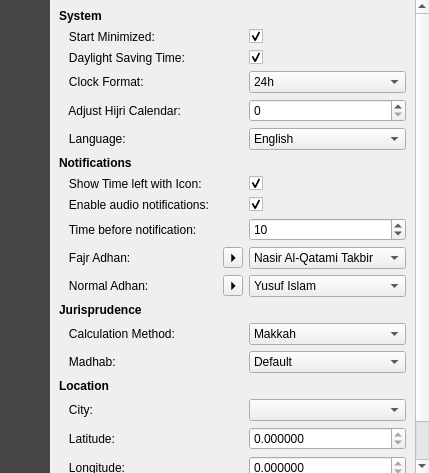
Qt form mainwindow.ui (LinuxForGeeks/SilatyQt) before a commit.
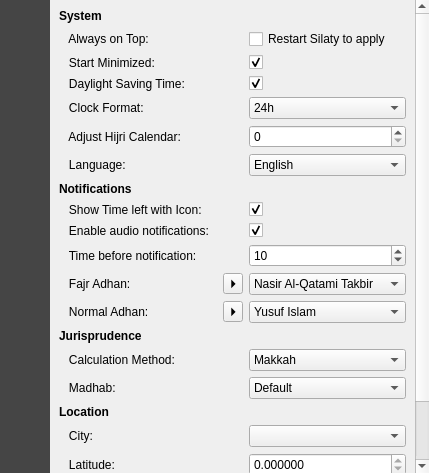
The same form after that commit. The open tabs and pages were chosen to show the change. Icons and pictures are not drawn.

Commit message: Add "Always on Top" option

Diff of the .ui file:
```diff
--- a/mainwindow.ui
+++ b/mainwindow.ui
@@ -617,84 +617,38 @@
            <property name="geometry">
             <rect>
              <x>0</x>
-             <y>0</y>
+             <y>-60</y>
              <width>356</width>
-             <height>553</height>
+             <height>581</height>
             </rect>
            </property>
            <layout class="QGridLayout" name="gridLayout_2">
-            <item row="0" column="0" colspan="3">
-             <widget class="QLabel" name="sSystem">
+            <item row="17" column="0">
+             <widget class="QLabel" name="sLocation">
               <property name="font">
                <font>
                 <bold>true</bold>
                </font>
               </property>
               <property name="text">
-               <string>System</string>
+               <string>Location</string>
               </property>
              </widget>
             </item>
-            <item row="20" column="0">
-             <widget class="QLabel" name="sTZ">
-              <property name="text">
-               <string>   Time Zone:</string>
+            <item row="19" column="2">
+             <widget class="QDoubleSpinBox" name="sLatituded">
+              <property name="readOnly">
+               <bool>true</bool>
               </property>
-             </widget>
-            </item>
-            <item row="15" column="0">
-             <widget class="QLabel" name="sMadhab">
-              <property name="text">
-               <string>   Madhab:</string>
+              <property name="decimals">
+               <number>6</number>
               </property>
-             </widget>
-            </item>
-            <item row="3" column="0">
-             <widget class="QLabel" name="sDST">
-              <property name="text">
-               <string>   Daylight Saving Time:</string>
+              <property name="minimum">
+               <double>-99.000000000000000</double>
               </property>
              </widget>
             </item>
-            <item row="4" column="0">
-             <widget class="QLabel" name="sCF">
-              <property name="text">
-               <string>   Clock Format:</string>
-              </property>
-             </widget>
-            </item>
-            <item row="6" column="0">
-             <widget class="QLabel" name="sL">
-              <property name="text">
-               <string>   Language:</string>
-              </property>
-             </widget>
-            </item>
-            <item row="6" column="2">
-             <widget class="QComboBox" name="sLc">
-              <item>
-               <property name="text">
-                <string>English</string>
-               </property>
-              </item>
-              <item>
-               <property name="text">
-                <string>Arabic</string>
-               </property>
-              </item>
-              <item>
-               <property name="text">
-                <string>French</string>
-               </property>
-              </item>
-              <item>
-               <property name="text">
-                <string>Spanish</string>
-               </property>
-              </item>
-             </widget>
-            </item>
-            <item row="14" column="2">
+            <item row="15" column="2">
              <widget class="QComboBox" name="sCMc">
               <item>
                <property name="text">
@@ -723,44 +677,11 @@
               </item>
              </widget>
             </item>
-            <item row="19" column="2">
-             <widget class="QDoubleSpinBox" name="sLongituded">
-              <property name="readOnly">
-               <bool>true</bool>
-              </property>
-              <property name="decimals">
-               <number>6</number>
-              </property>
-              <property name="minimum">
-               <double>-99.000000000000000</double>
-              </property>
-             </widget>
-            </item>
-            <item row="18" column="2">
-             <widget class="QDoubleSpinBox" name="sLatituded">
-              <property name="readOnly">
-               <bool>true</bool>
-              </property>
-              <property name="decimals">
-               <number>6</number>
-              </property>
-              <property name="minimum">
-               <double>-99.000000000000000</double>
-              </property>
-             </widget>
-            </item>
-            <item row="5" column="0">
-             <widget class="QLabel" name="sAHC">
-              <property name="text">
-               <string>   Adjust Hijri Calendar:</string>
-              </property>
-             </widget>
-            </item>
-            <item row="11" column="2">
-             <widget class="QComboBox" name="sFAc">
+            <item row="7" column="2">
+             <widget class="QComboBox" name="sLc">
               <item>
                <property name="text">
-                <string>Nasir Al-Qatami Takbir</string>
+                <string>English</string>
                </property>
               </item>
               <item>
@@ -785,31 +706,7 @@
               </item>
              </widget>
             </item>
-            <item row="12" column="1">
-             <widget class="QToolButton" name="sNAt">
-              <property name="text">
-               <string>⏵</string>
-              </property>
-             </widget>
-            </item>
-            <item row="12" column="0">
-             <widget class="QLabel" name="sNA">
-              <property name="text">
-               <string>   Normal Adhan:</string>
-              </property>
-             </widget>
-            </item>
-            <item row="5" column="2">
-             <widget class="QSpinBox" name="sAHCs">
-              <property name="layoutDirection">
-               <enum>Qt::LeftToRight</enum>
-              </property>
-              <property name="alignment">
-               <set>Qt::AlignLeading|Qt::AlignLeft|Qt::AlignVCenter</set>
-              </property>
-             </widget>
-            </item>
-            <item row="7" column="0">
+            <item row="8" column="0">
              <widget class="QLabel" name="sNotifications">
               <property name="font">
                <font>
@@ -821,14 +718,67 @@
               </property>
              </widget>
             </item>
-            <item row="11" column="0">
+            <item row="5" column="0">
+             <widget class="QLabel" name="sCF">
+              <property name="text">
+               <string>   Clock Format:</string>
+              </property>
+             </widget>
+            </item>
+            <item row="21" column="0">
+             <widget class="QLabel" name="sTZ">
+              <property name="text">
+               <string>   Time Zone:</string>
+              </property>
+             </widget>
+            </item>
+            <item row="2" column="2">
+             <widget class="QCheckBox" name="sSMc">
+              <property name="text">
+               <string/>
+              </property>
+              <property name="checked">
+               <bool>true</bool>
+              </property>
+             </widget>
+            </item>
+            <item row="12" column="0">
              <widget class="QLabel" name="sFA">
               <property name="text">
                <string>   Fajr Adhan:</string>
               </property>
              </widget>
             </item>
-            <item row="9" column="2">
+            <item row="13" column="0">
+             <widget class="QLabel" name="sNA">
+              <property name="text">
+               <string>   Normal Adhan:</string>
+              </property>
+             </widget>
+            </item>
+            <item row="18" column="2">
+             <widget class="QComboBox" name="sCc"/>
+            </item>
+            <item row="0" column="0" colspan="3">
+             <widget class="QLabel" name="sSystem">
+              <property name="font">
+               <font>
+                <bold>true</bold>
+               </font>
+              </property>
+              <property name="text">
+               <string>System</string>
+              </property>
+             </widget>
+            </item>
+            <item row="13" column="1">
+             <widget class="QToolButton" name="sNAt">
+              <property name="text">
+               <string>⏵</string>
+              </property>
+             </widget>
+            </item>
+            <item row="10" column="2">
              <widget class="QCheckBox" name="sEANc">
               <property name="text">
                <string/>
@@ -838,38 +788,14 @@
               </property>
              </widget>
             </item>
-            <item row="1" column="0">
-             <widget class="QLabel" name="sSM">
-              <property name="text">
-               <string>   Start Minimized:</string>
-              </property>
-             </widget>
-            </item>
             <item row="10" column="0">
-             <widget class="QLabel" name="sTBN">
+             <widget class="QLabel" name="sEAN">
               <property name="text">
-               <string>   Time before notification:</string>
+               <string>   Enable audio notifications:</string>
               </property>
              </widget>
             </item>
-            <item row="10" column="2">
-             <widget class="QSpinBox" name="sTBNs">
-              <property name="value">
-               <number>10</number>
-              </property>
-             </widget>
-            </item>
-            <item row="1" column="2">
-             <widget class="QCheckBox" name="sSMc">
-              <property name="text">
-               <string/>
-              </property>
-              <property name="checked">
-               <bool>true</bool>
-              </property>
-             </widget>
-            </item>
-            <item row="4" column="2">
+            <item row="5" column="2">
              <widget class="QComboBox" name="sCFc">
               <item>
                <property name="text">
@@ -883,21 +809,99 @@
               </item>
              </widget>
             </item>
-            <item row="14" column="0">
+            <item row="18" column="0">
+             <widget class="QLabel" name="sCity">
+              <property name="text">
+               <string>   City:</string>
+              </property>
+             </widget>
+            </item>
+            <item row="7" column="0">
+             <widget class="QLabel" name="sL">
+              <property name="text">
+               <string>   Language:</string>
+              </property>
+             </widget>
+            </item>
+            <item row="15" column="0">
              <widget class="QLabel" name="sCM">
               <property name="text">
                <string>   Calculation Method:</string>
               </property>
              </widget>
             </item>
-            <item row="11" column="1">
+            <item row="11" column="0">
+             <widget class="QLabel" name="sTBN">
+              <property name="text">
+               <string>   Time before notification:</string>
+              </property>
+             </widget>
+            </item>
+            <item row="14" column="0">
+             <widget class="QLabel" name="sJurisprudence">
+              <property name="font">
+               <font>
+                <bold>true</bold>
+               </font>
+              </property>
+              <property name="text">
+               <string>Jurisprudence</string>
+              </property>
+             </widget>
+            </item>
+            <item row="21" column="2">
+             <widget class="QDoubleSpinBox" name="sTZd">
+              <property name="value">
+               <double>2.000000000000000</double>
+              </property>
+             </widget>
+            </item>
+            <item row="9" column="2">
+             <widget class="QCheckBox" name="sSTIc">
+              <property name="text">
+               <string/>
+              </property>
+              <property name="checked">
+               <bool>true</bool>
+              </property>
+             </widget>
+            </item>
+            <item row="12" column="1">
              <widget class="QToolButton" name="sFAt">
               <property name="text">
                <string>⏵</string>
               </property>
              </widget>
             </item>
-            <item row="15" column="2">
+            <item row="6" column="0">
+             <widget class="QLabel" name="sAHC">
+              <property name="text">
+               <string>   Adjust Hijri Calendar:</string>
+              </property>
+             </widget>
+            </item>
+            <item row="2" column="0">
+             <widget class="QLabel" name="sSM">
+              <property name="text">
+               <string>   Start Minimized:</string>
+              </property>
+             </widget>
+            </item>
+            <item row="4" column="0">
+             <widget class="QLabel" name="sDST">
+              <property name="text">
+               <string>   Daylight Saving Time:</string>
+              </property>
+             </widget>
+            </item>
+            <item row="9" column="0">
+             <widget class="QLabel" name="sSTI">
+              <property name="text">
+               <string>   Show Time left with Icon:</string>
+              </property>
+             </widget>
+            </item>
+            <item row="16" column="2">
              <widget class="QComboBox" name="sMadhabc">
               <item>
                <property name="text">
@@ -911,24 +915,34 @@
               </item>
              </widget>
             </item>
-            <item row="18" column="0">
+            <item row="16" column="0">
+             <widget class="QLabel" name="sMadhab">
+              <property name="text">
+               <string>   Madhab:</string>
+              </property>
+             </widget>
+            </item>
+            <item row="20" column="2">
+             <widget class="QDoubleSpinBox" name="sLongituded">
+              <property name="readOnly">
+               <bool>true</bool>
+              </property>
+              <property name="decimals">
+               <number>6</number>
+              </property>
+              <property name="minimum">
+               <double>-99.000000000000000</double>
+              </property>
+             </widget>
+            </item>
+            <item row="19" column="0">
              <widget class="QLabel" name="sLatitude">
               <property name="text">
                <string>   Latitude:</string>
               </property>
              </widget>
             </item>
-            <item row="8" column="2">
-             <widget class="QCheckBox" name="sSTIc">
-              <property name="text">
-               <string/>
-              </property>
-              <property name="checked">
-               <bool>true</bool>
-              </property>
-             </widget>
-            </item>
-            <item row="12" column="2">
+            <item row="13" column="2">
              <widget class="QComboBox" name="sNAc">
               <item>
                <property name="text">
@@ -977,78 +991,89 @@
               </item>
              </widget>
             </item>
-            <item row="20" column="2">
-             <widget class="QDoubleSpinBox" name="sTZd">
-              <property name="value">
-               <double>2.000000000000000</double>
-              </property>
-             </widget>
-            </item>
-            <item row="9" column="0">
-             <widget class="QLabel" name="sEAN">
+            <item row="1" column="2">
+             <widget class="QCheckBox" name="sAOTc">
               <property name="text">
-               <string>   Enable audio notifications:</string>
+               <string>Restart Silaty to apply</string>
               </property>
              </widget>
             </item>
-            <item row="3" column="2">
-             <widget class="QCheckBox" name="sDSTc">
-              <property name="text">
-               <string/>
+            <item row="6" column="2">
+             <widget class="QSpinBox" name="sAHCs">
+              <property name="layoutDirection">
+               <enum>Qt::LeftToRight</enum>
               </property>
-              <property name="checked">
-               <bool>true</bool>
+              <property name="alignment">
+               <set>Qt::AlignLeading|Qt::AlignLeft|Qt::AlignVCenter</set>
               </property>
              </widget>
             </item>
-            <item row="19" column="0">
+            <item row="12" column="2">
+             <widget class="QComboBox" name="sFAc">
+              <item>
+               <property name="text">
+                <string>Nasir Al-Qatami Takbir</string>
+               </property>
+              </item>
+              <item>
+               <property name="text">
+                <string>Muhammad Muhsen</string>
+               </property>
+              </item>
+              <item>
+               <property name="text">
+                <string>Azzam Douik Takbir</string>
+               </property>
+              </item>
+              <item>
+               <property name="text">
+                <string>Mishary Al-Afasy</string>
+               </property>
+              </item>
+              <item>
+               <property name="text">
+                <string>Azzam Douik</string>
+               </property>
+              </item>
+             </widget>
+            </item>
+            <item row="20" column="0">
              <widget class="QLabel" name="sLongitude">
               <property name="text">
                <string>   Longitude:</string>
               </property>
              </widget>
             </item>
-            <item row="13" column="0">
-             <widget class="QLabel" name="sJurisprudence">
-              <property name="font">
-               <font>
-                <bold>true</bold>
-               </font>
-              </property>
+            <item row="4" column="2">
+             <widget class="QCheckBox" name="sDSTc">
               <property name="text">
-               <string>Jurisprudence</string>
+               <string/>
               </property>
+              <property name="checked">
+               <bool>true</bool>
+              </property>
              </widget>
             </item>
-            <item row="8" column="0">
-             <widget class="QLabel" name="sSTI">
-              <property name="text">
-               <string>   Show Time left with Icon:</string>
+            <item row="11" column="2">
+             <widget class="QSpinBox" name="sTBNs">
+              <property name="value">
+               <number>10</number>
               </property>
              </widget>
             </item>
-            <item row="16" column="0">
-             <widget class="QLabel" name="sLocation">
-              <property name="font">
-               <font>
-                <bold>true</bold>
-               </font>
+            <item row="1" column="0">
+             <widget class="QLabel" name="sAOT">
+              <property name="layoutDirection">
+               <enum>Qt::LeftToRight</enum>
               </property>
               <property name="text">
-               <string>Location</string>
+               <string>   Always on Top:</string>
               </property>
-             </widget>
-            </item>
-            <item row="17" column="0">
-             <widget class="QLabel" name="sCity">
-              <property name="text">
-               <string>   City:</string>
+              <property name="alignment">
+               <set>Qt::AlignLeading|Qt::AlignLeft|Qt::AlignVCenter</set>
               </property>
              </widget>
             </item>
-            <item row="17" column="2">
-             <widget class="QComboBox" name="sCc"/>
-            </item>
            </layout>
           </widget>
          </widget>
```
Left out of the diff: 13 changed lines with no effect on the pictures. The commit also changes 2 other files.
